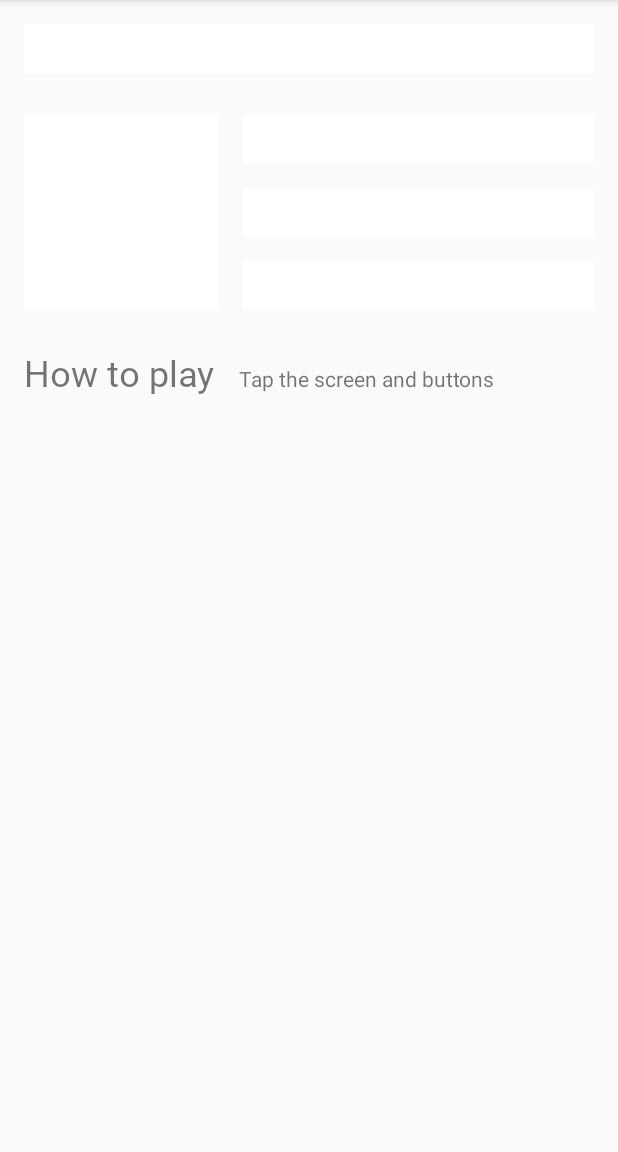
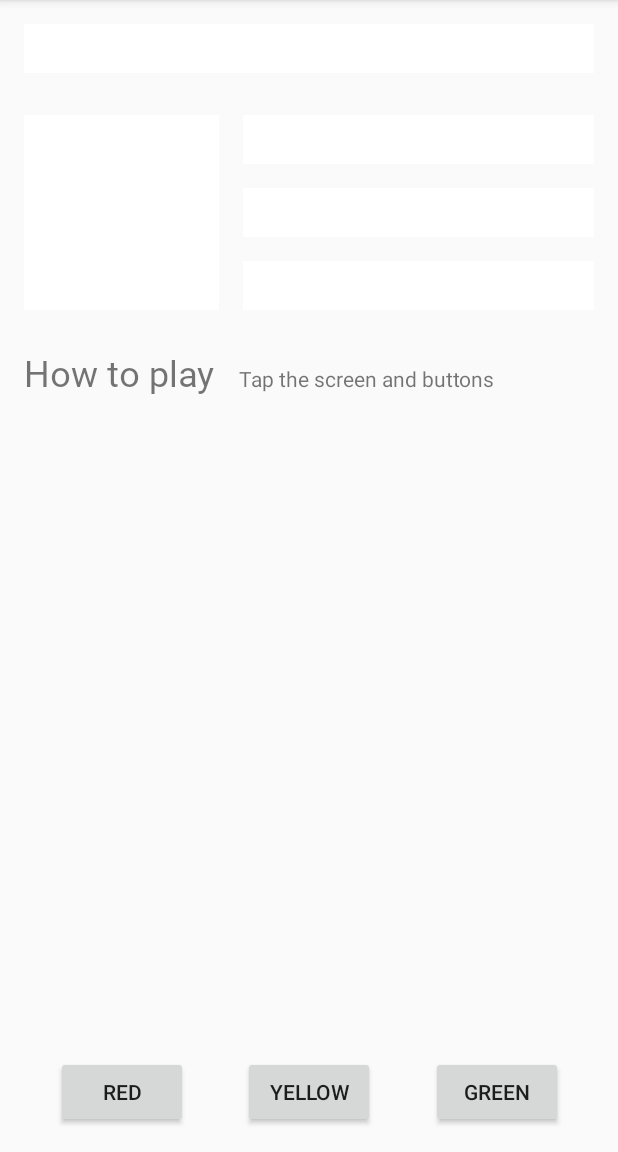
Before and after one commit to ardinusawan/ColorMyViews, an Android app: the screen it shows after launch (MainActivity), on a phone screen of 412 x 824 dp, the part 84-1236 px from its top. Run offline under Robolectric (Android 15) with nearby library versions, the phone set to English and light mode, and no system bars.

Commit message:
Exercise: Add Baseline Constraint and Button Chain

```diff
--- a/app/src/main/java/com/example/colormyviews/MainActivity.kt
+++ b/app/src/main/java/com/example/colormyviews/MainActivity.kt
@@ -22,7 +22,10 @@ class MainActivity : AppCompatActivity() {
                 box_three_text,
                 box_four_text,
                 box_five_text,
-                constraint_layout
+                constraint_layout,
+                red_button,
+                yellow_button,
+                green_button
             )
 
         for (item in clickableViews) {
@@ -41,6 +44,11 @@ class MainActivity : AppCompatActivity() {
             R.id.box_four_text -> view.setBackgroundResource(android.R.color.holo_green_dark)
             R.id.box_five_text -> view.setBackgroundResource(android.R.color.holo_green_light)
 
+            // Boxes using custom colors for background.
+            R.id.red_button -> box_three_text.setBackgroundResource(R.color.my_red)
+            R.id.yellow_button -> box_four_text.setBackgroundResource(R.color.my_yellow)
+            R.id.green_button -> box_five_text.setBackgroundResource(R.color.my_green)
+
             else -> view.setBackgroundColor(Color.LTGRAY)
         }
     }
--- a/app/src/main/res/layout/activity_main.xml
+++ b/app/src/main/res/layout/activity_main.xml
@@ -98,4 +98,42 @@
         app:layout_constraintTop_toBottomOf="@+id/box_two_text"
         app:layout_constraintVertical_bias="0.067" />
 
+    <Button
+        android:id="@+id/red_button"
+        android:layout_width="wrap_content"
+        android:layout_height="wrap_content"
+        android:layout_marginStart="16dp"
+        android:text="@string/button_red"
+        app:layout_constraintBaseline_toBaselineOf="@+id/yellow_button"
+        app:layout_constraintEnd_toStartOf="@+id/yellow_button"
+        app:layout_constraintHorizontal_bias="0.5"
+        app:layout_constraintStart_toStartOf="parent" />
+
+    <Button
+        android:id="@+id/yellow_button"
+        android:layout_width="wrap_content"
+        android:layout_height="wrap_content"
+        android:layout_marginStart="16dp"
+        android:layout_marginTop="16dp"
+        android:layout_marginEnd="16dp"
+        android:layout_marginBottom="16dp"
+        android:text="@string/button_yellow"
+        app:layout_constraintBottom_toBottomOf="parent"
+        app:layout_constraintEnd_toStartOf="@+id/green_button"
+        app:layout_constraintHorizontal_bias="0.5"
+        app:layout_constraintStart_toEndOf="@+id/red_button"
+        app:layout_constraintTop_toBottomOf="@+id/info_text"
+        app:layout_constraintVertical_bias="1.0" />
+
+    <Button
+        android:id="@+id/green_button"
+        android:layout_width="wrap_content"
+        android:layout_height="wrap_content"
+        android:layout_marginEnd="16dp"
+        android:text="@string/button_green"
+        app:layout_constraintBaseline_toBaselineOf="@+id/yellow_button"
+        app:layout_constraintEnd_toEndOf="parent"
+        app:layout_constraintHorizontal_bias="0.5"
+        app:layout_constraintStart_toEndOf="@+id/yellow_button" />
+
 </androidx.constraintlayout.widget.ConstraintLayout>
--- a/app/src/main/res/values/colors.xml
+++ b/app/src/main/res/values/colors.xml
@@ -3,4 +3,8 @@
     <color name="colorPrimary">#008577</color>
     <color name="colorPrimaryDark">#00574B</color>
     <color name="colorAccent">#D81B60</color>
+
+    <color name="my_green">#12C700</color>
+    <color name="my_red">#E54304</color>
+    <color name="my_yellow">#FFC107</color>
 </resources>
```
